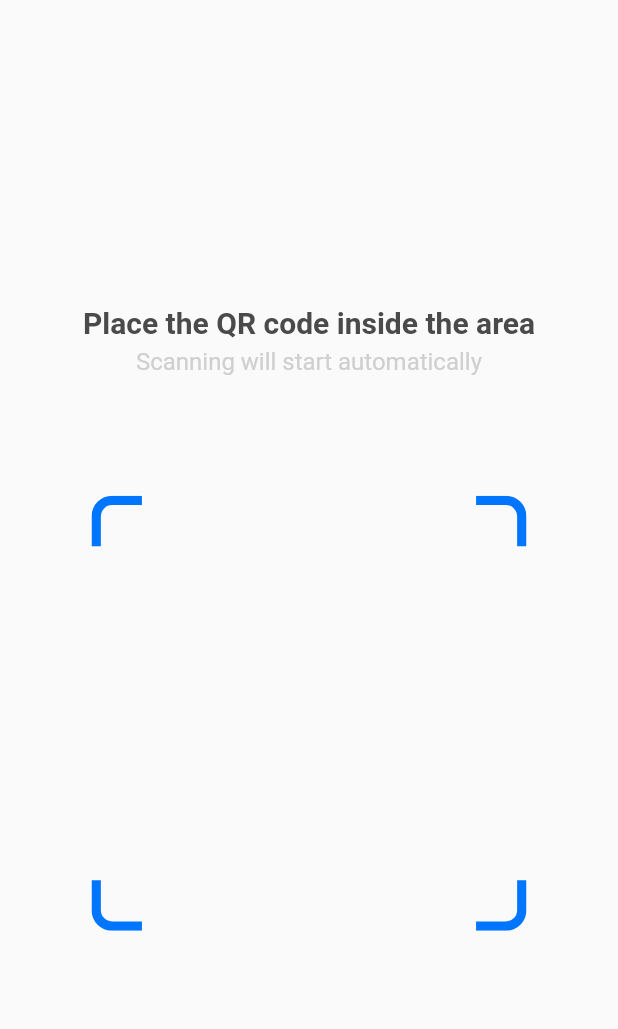
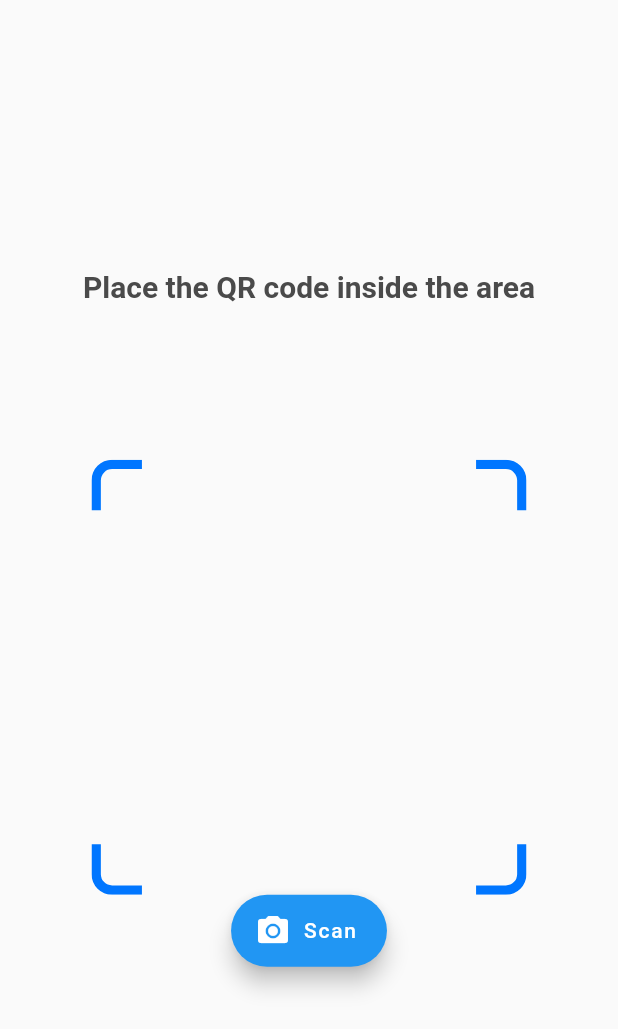
Before and after one commit to ferdiamg/Bachelor-Flutter, a Flutter app: the Qr widget shown alone on an empty page, opened directly, on a phone screen of 412 x 824 dp. Shown: the top 1029 px of the screen. Run offline on Flutter 3.47's test engine with Material 2 defaults, Android fonts, the phone set to English and light mode, and no system bars; our stand-ins replace flutter_svg; missing offline and left inert: barcode_scan.

Commit message:
Implemented QR code scanning for iOS and Android

```diff
--- a/lib/screens/Qr.dart
+++ b/lib/screens/Qr.dart
@@ -1,7 +1,43 @@
 import 'package:flutter/material.dart';
 import 'package:flutter_svg/flutter_svg.dart';
+import 'package:barcode_scan/barcode_scan.dart';
+import 'package:flutter/services.dart';
 
-class Qr extends StatelessWidget {
+class Qr extends StatefulWidget {
+  @override
+  _QrState createState() => _QrState();
+}
+
+class _QrState extends State<Qr> {
+  String result = "";
+
+  Future _scanQR() async {
+    try {
+      String qrResult = await BarcodeScanner.scan();
+      setState(() {
+        result = qrResult;
+      });
+    } on PlatformException catch (ex) {
+      if (ex.code == BarcodeScanner.CameraAccessDenied) {
+        setState(() {
+          result = "Camera permission was denied";
+        });
+      } else {
+        setState(() {
+          result = "Unknown Error $ex";
+        });
+      }
+    } on FormatException {
+      setState(() {
+        result = "You pressed the back button before scanning anything";
+      });
+    } catch (ex) {
+      setState(() {
+        result = "Unknown Error $ex";
+      });
+    }
+  }
+
   @override
   Widget build(BuildContext context) {
     return Container(
@@ -19,7 +55,7 @@ class Qr extends StatelessWidget {
             ),
             Padding(
               padding: const EdgeInsets.only(top: 5.0),
-              child: Text("Scanning will start automatically",
+              child: Text(this.result,
                   style: TextStyle(
                     color: Color(0xCFCFCF).withOpacity(1),
                     fontSize: 16,
@@ -29,6 +65,11 @@ class Qr extends StatelessWidget {
               padding: const EdgeInsets.only(top: 80.0),
               child: SvgPicture.asset('assets/qrmarker.svg', height: 290),
             ),
+            FloatingActionButton.extended(
+              icon: Icon(Icons.camera_alt),
+              label: Text("Scan"),
+              onPressed: _scanQR,
+            ),
           ],
         ),
       ),
--- a/pubspec.yaml
+++ b/pubspec.yaml
@@ -20,7 +20,7 @@ dependencies:
   flutter:
     sdk: flutter
   flutter_svg: ^0.14.3
-
+  barcode_scan: ^1.0.0
   # The following adds the Cupertino Icons font to your application.
   # Use with the CupertinoIcons class for iOS style icons.
   cupertino_icons: ^0.1.2
```
Also changed, not shown: pubspec.lock, 11 other files.
